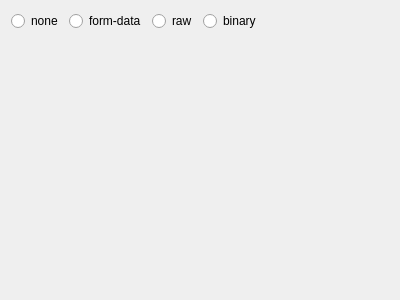
weijiang1994/iPost, file src/ui/component/request_body_view.ui: the form before one commit.
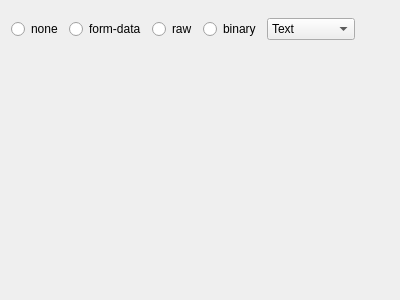
The form after the commit.

Commit message: 修改request body页面

Diff of the .ui file:
```diff
--- a/src/ui/component/request_body_view.ui
+++ b/src/ui/component/request_body_view.ui
@@ -18,6 +18,12 @@
     <layout class="QHBoxLayout" name="horizontalLayout">
      <item>
       <widget class="QRadioButton" name="none_radioButton">
+       <property name="minimumSize">
+        <size>
+         <width>0</width>
+         <height>36</height>
+        </size>
+       </property>
        <property name="text">
         <string>none</string>
        </property>
@@ -25,6 +31,12 @@
      </item>
      <item>
       <widget class="QRadioButton" name="form_radioButton">
+       <property name="minimumSize">
+        <size>
+         <width>0</width>
+         <height>36</height>
+        </size>
+       </property>
        <property name="text">
         <string>form-data</string>
        </property>
@@ -32,6 +44,12 @@
      </item>
      <item>
       <widget class="QRadioButton" name="raw_radioButton">
+       <property name="minimumSize">
+        <size>
+         <width>0</width>
+         <height>36</height>
+        </size>
+       </property>
        <property name="text">
         <string>raw</string>
        </property>
@@ -39,11 +57,46 @@
      </item>
      <item>
       <widget class="QRadioButton" name="binary_radioButton">
+       <property name="minimumSize">
+        <size>
+         <width>0</width>
+         <height>36</height>
+        </size>
+       </property>
        <property name="text">
         <string>binary</string>
        </property>
       </widget>
      </item>
+     <item>
+      <widget class="QComboBox" name="raw_cate_comboBox">
+       <item>
+        <property name="text">
+         <string>Text</string>
+        </property>
+       </item>
+       <item>
+        <property name="text">
+         <string>JavaScirpt</string>
+        </property>
+       </item>
+       <item>
+        <property name="text">
+         <string>JSON</string>
+        </property>
+       </item>
+       <item>
+        <property name="text">
+         <string>HTML</string>
+        </property>
+       </item>
+       <item>
+        <property name="text">
+         <string>XML</string>
+        </property>
+       </item>
+      </widget>
+     </item>
      <item>
       <spacer name="horizontalSpacer">
        <property name="orientation">
```
The commit also changes 3 other files.
